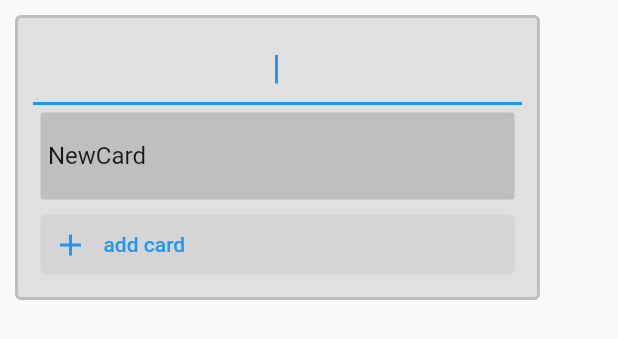
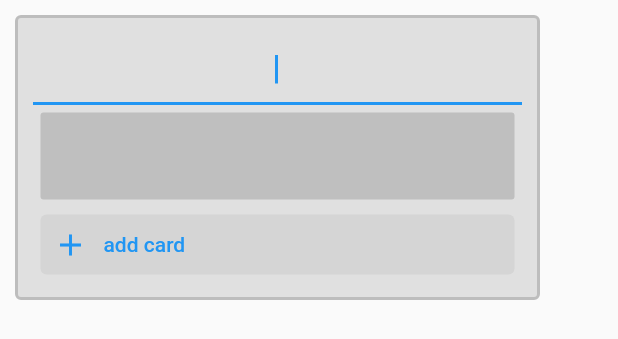
Before and after one commit to maheini/TrelloClone, a Flutter app: the TodoList widget shown alone on an empty page, opened directly, after a tap on "add card", on a phone screen of 412 x 824 dp. Shown: the top 339 px of the screen. Run offline on Flutter 3.47's test engine with Material 2 defaults, Android fonts, the phone set to English and light mode, and no system bars.

Commit message:
added autofocus on todocard and small improvement for new cards. -Details: Cards will now be empty by default.

```diff
--- a/lib/TodoList.dart
+++ b/lib/TodoList.dart
@@ -56,7 +56,7 @@ class _TodoListState extends State<TodoList>{
                     margin: const EdgeInsets.all(5),
                     child: TextButton(
                       onPressed: () => setState(() {
-                        widget._cards.add(TodoCard(key: UniqueKey(),text: 'NewCard'));
+                        widget._cards.add(TodoCard());
                       }),
                       style: ButtonStyle(
                         backgroundColor: MaterialStateProperty.all<Color>(Colors.black.withOpacity(0.05)),
--- a/lib/todocard.dart
+++ b/lib/todocard.dart
@@ -19,7 +19,7 @@ class _TodoCardState extends State<TodoCard> {
   );
   FocusNode focusNode = FocusNode();
 
-  bool lock = true;
+  bool lock = false;
 
 
   @override
```
